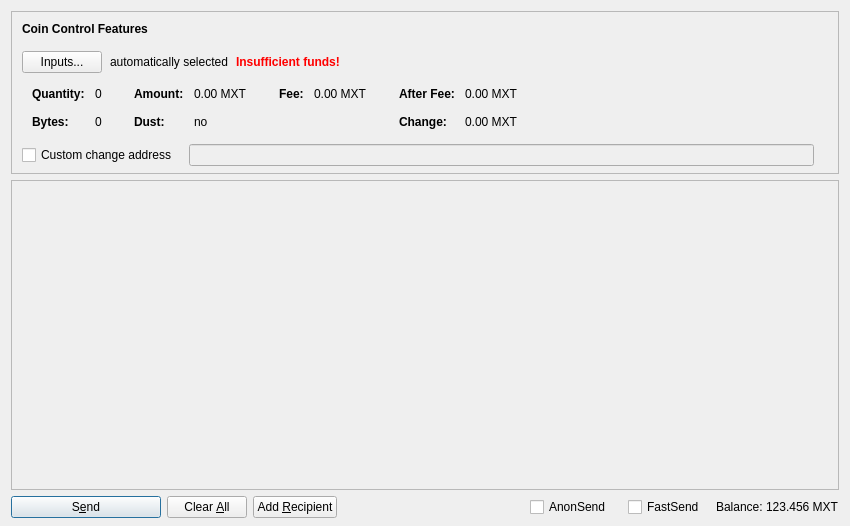
martexcoin/martexcoin_4x, file src/qt/forms/sendcoinsdialog.ui: the form before one commit.
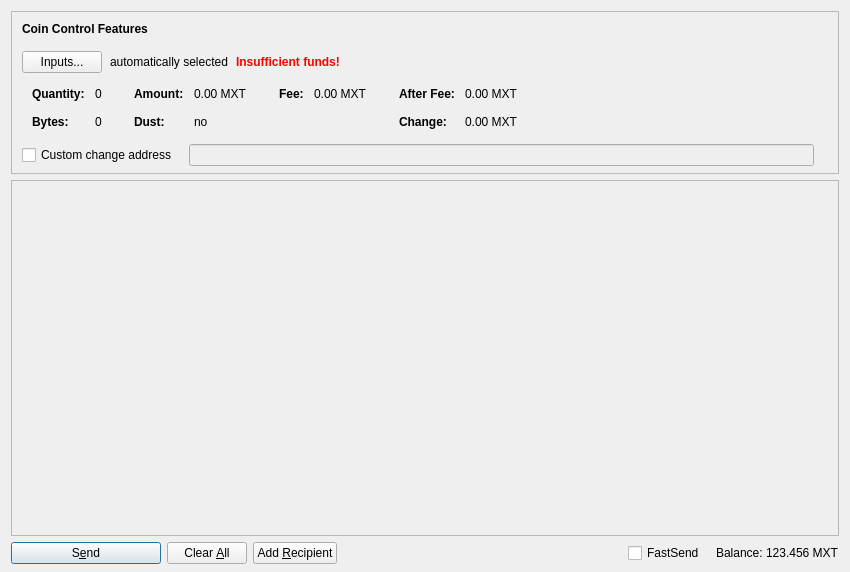
The form after the commit. Custom widgets are drawn as their Qt base class.

```diff
--- a/src/qt/forms/sendcoinsdialog.ui
+++ b/src/qt/forms/sendcoinsdialog.ui
@@ -7,7 +7,7 @@
     <x>0</x>
     <y>0</y>
     <width>850</width>
-    <height>526</height>
+    <height>572</height>
    </rect>
   </property>
   <property name="windowTitle">
@@ -587,8 +587,8 @@
        <rect>
         <x>0</x>
         <y>0</y>
-        <width>830</width>
-        <height>104</height>
+        <width>824</width>
+        <height>69</height>
        </rect>
       </property>
       <layout class="QVBoxLayout" name="verticalLayout_2" stretch="0,1">
@@ -1275,22 +1275,6 @@
        <property name="spacing">
         <number>3</number>
        </property>
-       <item>
-        <widget class="QCheckBox" name="checkUseAnonSend">
-         <property name="minimumSize">
-          <size>
-           <width>95</width>
-           <height>0</height>
-          </size>
-         </property>
-         <property name="text">
-          <string>AnonSend</string>
-         </property>
-         <property name="checked">
-          <bool>false</bool>
-         </property>
-        </widget>
-       </item>
        <item>
         <widget class="QCheckBox" name="checkUseFastSend">
          <property name="enabled">
```
Left out of the diff: 20 changed lines with no effect on the pictures.
